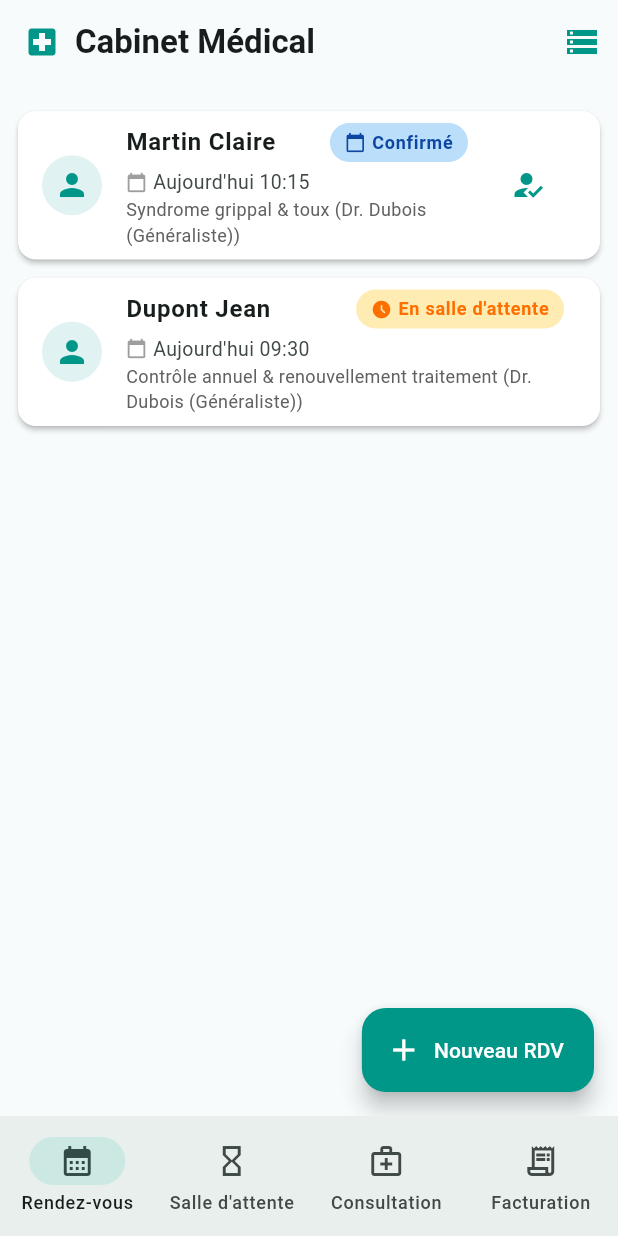
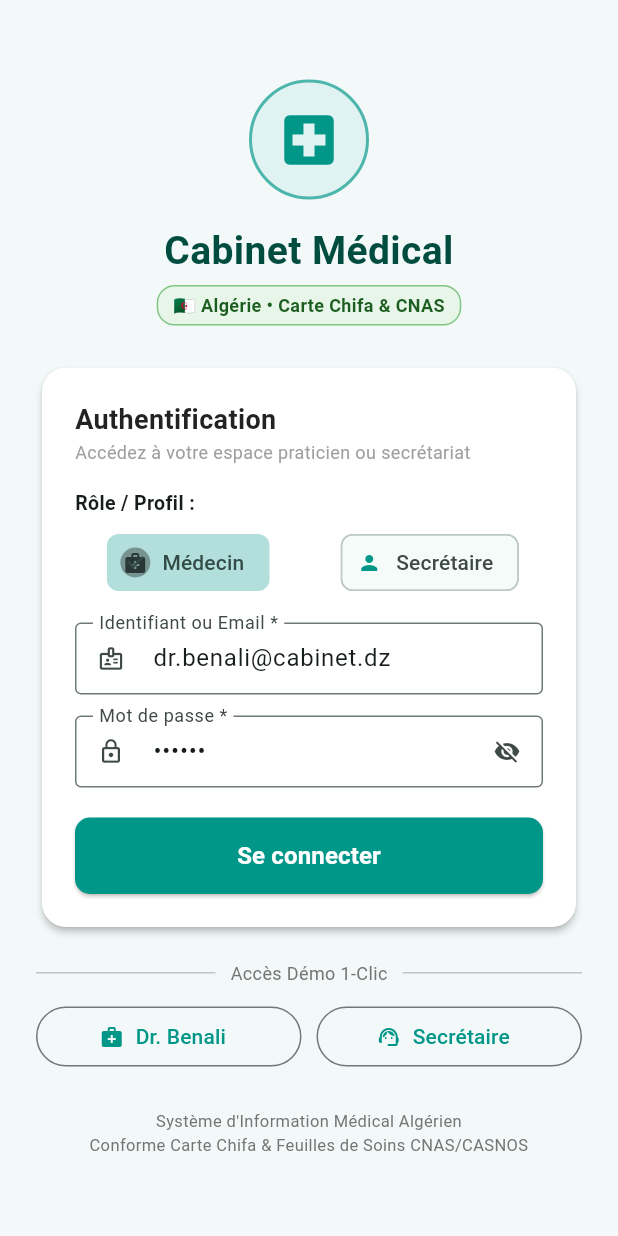
Before and after one commit to Mohking999/cabinet_medical, a Flutter app: the screen it shows after launch, on a phone screen of 412 x 824 dp. Run offline on Flutter 3.47's test engine with Material 3 defaults, Android fonts, the phone set to English and light mode, and no system bars; our stand-ins replace sqflite; accounts and stored records are empty; project files that could hold a hidden picture were left out.

Commit message:
feat: Ajout de la page Login et adaptation au système de santé algérien (Carte Chifa, CNAS/CASNOS, Dinars DA)

```diff
--- a/lib/database/database_helper.dart
+++ b/lib/database/database_helper.dart
@@ -91,21 +91,21 @@ class DatabaseHelper {
   }
 
   Future<void> _seedInitialData(Database db) async {
-    // Patients initiaux
+    // Patients initiaux (Contexte Algérie / CNAS / CASNOS)
     final p1 = Patient(
-      nom: 'Dupont',
-      prenom: 'Jean',
-      telephone: '06 12 34 56 78',
-      numeroSecu: '1 85 04 75 012 345 67',
+      nom: 'Bouzid',
+      prenom: 'Karim',
+      telephone: '05 50 12 34 56',
+      numeroSecu: '01 85 16 012 345 (CNAS)',
       dateNaissance: '14/04/1985',
-      antecedents: 'Hypertension artérielle, appendicectomie (2010)',
+      antecedents: 'Hypertension artérielle, appendicectomie',
       allergies: 'Pénicilline',
     );
     final p2 = Patient(
-      nom: 'Martin',
-      prenom: 'Claire',
-      telephone: '07 98 76 54 32',
-      numeroSecu: '2 92 11 69 456 789 12',
+      nom: 'Khelifi',
+      prenom: 'Amina',
+      telephone: '06 61 78 90 12',
+      numeroSecu: '02 92 31 456 789 (CASNOS)',
       dateNaissance: '22/11/1992',
       antecedents: 'Asthme modéré',
       allergies: 'Aucune allergie connue',
@@ -116,18 +116,18 @@ class DatabaseHelper {
     // Rendez-vous initiaux
     final r1 = RendezVous(
       patientId: p1Id,
-      nomPatient: 'Dupont Jean',
-      praticienNom: 'Dr. Dubois (Généraliste)',
+      nomPatient: 'Bouzid Karim',
+      praticienNom: 'Dr. Benali (Généraliste)',
       dateHeure: 'Aujourd\'hui 09:30',
-      motif: 'Contrôle annuel & renouvellement traitement',
+      motif: 'Contrôle tension & Renouvellement Chifa',
       statut: 'EN_SALLE_D_ATTENTE',
     );
     final r2 = RendezVous(
       patientId: p2Id,
-      nomPatient: 'Martin Claire',
-      praticienNom: 'Dr. Dubois (Généraliste)',
+      nomPatient: 'Khelifi Amina',
+      praticienNom: 'Dr. Benali (Généraliste)',
       dateHeure: 'Aujourd\'hui 10:15',
-      motif: 'Syndrome grippal & toux',
+      motif: 'Syndrome grippal & consultation',
       statut: 'CONFIRME',
     );
     await db.insert('rendez_vous', r1.toMap());
@@ -136,24 +136,24 @@ class DatabaseHelper {
     // Consultation initiale
     final c1 = Consultation(
       patientId: p1Id,
-      nomPatient: 'Dupont Jean',
+      nomPatient: 'Bouzid Karim',
       dateHeure: '24/11/2026 09:45',
       constantes: 'Tension: 13/8 - Pouls: 70 bpm - Température: 37.0°C',
       diagnostic: 'Stabilité de la tension artérielle. Bilan satisfaisant.',
-      observations: 'Bonne observance thérapeutique. À revoir dans 6 mois.',
-      ordonnanceMedicaments: 'Amlodipine 5mg : 1 comprimé le matin pendant 6 mois.',
+      observations: 'Bonne observance thérapeutique. À revoir dans 3 mois.',
+      ordonnanceMedicaments: 'Amlodipine 5mg : 1 comprimé le matin pendant 3 mois.',
     );
     final c1Id = await db.insert('consultations', c1.toMap());
 
-    // Facture initiale correspondante
+    // Facture initiale (Tarif en Dinars Algériens DA)
     final f1 = Facture(
       consultationId: c1Id,
-      nomPatient: 'Dupont Jean',
-      acteCode: 'G (Consultation de Médecine Générale)',
-      montantTotal: 26.50,
-      partRO: 18.55,
-      partRC: 7.95,
-      resteACharge: 7.95,
+      nomPatient: 'Bouzid Karim',
+      acteCode: 'Consultation de Médecine Générale',
+      montantTotal: 2000.00,
+      partRO: 1600.00, // Part CNAS Chifa (80%)
+      partRC: 0.00,
+      resteACharge: 400.00, // Part Assuré (20%)
       modePaiement: 'En attente',
       statut: 'EN_ATTENTE',
     );
--- a/lib/main.dart
+++ b/lib/main.dart
@@ -1,5 +1,5 @@
 import 'package:flutter/material.dart';
-import 'screens/home_screen.dart';
+import 'screens/login_screen.dart';
 
 void main() {
   WidgetsFlutterBinding.ensureInitialized();
@@ -12,7 +12,7 @@ class CabinetMedicalApp extends StatelessWidget {
   @override
   Widget build(BuildContext context) {
     return MaterialApp(
-      title: 'Cabinet Médical',
+      title: 'Cabinet Médical Algérie',
       debugShowCheckedModeBanner: false,
       theme: ThemeData(
         useMaterial3: true,
@@ -38,7 +38,7 @@ class CabinetMedicalApp extends StatelessWidget {
           ),
         ),
       ),
-      home: const HomeScreen(),
+      home: const LoginScreen(),
     );
   }
 }
--- /dev/null
+++ b/lib/screens/login_screen.dart
@@ -0,0 +1,319 @@
+import 'package:flutter/material.dart';
+import 'home_screen.dart';
+
+class LoginScreen extends StatefulWidget {
+  const LoginScreen({super.key});
+
+  @override
+  State<LoginScreen> createState() => _LoginScreenState();
+}
+
+class _LoginScreenState extends State<LoginScreen> {
+  final _formKey = GlobalKey<FormState>();
+  final _identifiantCtrl = TextEditingController(text: 'dr.benali@cabinet.dz');
+  final _passwordCtrl = TextEditingController(text: '123456');
+  bool _obscurePassword = true;
+  String _selectedRole = 'Médecin'; // 'Médecin' ou 'Secrétaire'
+  bool _isLoading = false;
+
+  @override
+  void dispose() {
+    _identifiantCtrl.dispose();
+    _passwordCtrl.dispose();
+    super.dispose();
+  }
+
+  void _seConnecter() async {
+    if (!(_formKey.currentState?.validate() ?? false)) return;
+
+    setState(() => _isLoading = true);
+    await Future.delayed(const Duration(milliseconds: 100));
+
+    if (!mounted) return;
+    setState(() => _isLoading = false);
+
+    final nomAffiche = _selectedRole == 'Médecin' ? 'Dr. Benali' : 'Secrétariat Médical';
+
+    Navigator.pushReplacement(
+      context,
+      MaterialPageRoute(
+        builder: (_) => HomeScreen(
+          nomUtilisateur: nomAffiche,
+          roleUtilisateur: _selectedRole,
+        ),
+      ),
+    );
+  }
+
+  void _connexionRapide(String role) {
+    setState(() {
+      _selectedRole = role;
+      if (role == 'Médecin') {
+        _identifiantCtrl.text = 'dr.benali@cabinet.dz';
+        _passwordCtrl.text = '123456';
+      } else {
+        _identifiantCtrl.text = 'secretaire@cabinet.dz';
+        _passwordCtrl.text = '123456';
+      }
+    });
+    _seConnecter();
+  }
+
+  @override
+  Widget build(BuildContext context) {
+    return Scaffold(
+      backgroundColor: const Color(0xFFF3F8F8),
+      body: SafeArea(
+        child: Center(
+          child: SingleChildScrollView(
+            padding: const EdgeInsets.symmetric(horizontal: 24, vertical: 16),
+            child: ConstrainedBox(
+              constraints: const BoxConstraints(maxWidth: 440),
+              child: Column(
+                mainAxisAlignment: MainAxisAlignment.center,
+                crossAxisAlignment: CrossAxisAlignment.stretch,
+                children: [
+                  // En-tête / Logo médical
+                  Center(
+                    child: Container(
+                      width: 80,
+                      height: 80,
+                      decoration: BoxDecoration(
+                        color: Colors.teal.shade50,
+                        shape: BoxShape.circle,
+                        border: Border.all(color: Colors.teal.shade300, width: 2),
+                      ),
+                      child: const Icon(
+                        Icons.local_hospital,
+                        size: 44,
+                        color: Colors.teal,
+                      ),
+                    ),
+                  ),
+                  const SizedBox(height: 16),
+                  const Text(
+                    'Cabinet Médical',
+                    textAlign: TextAlign.center,
+                    style: TextStyle(
+                      fontSize: 26,
+                      fontWeight: FontWeight.bold,
+                      color: Color(0xFF004D40),
+                    ),
+                  ),
+                  const SizedBox(height: 4),
+                  Center(
+                    child: Container(
+                      padding: const EdgeInsets.symmetric(horizontal: 10, vertical: 4),
+                      decoration: BoxDecoration(
+                        color: Colors.green.shade50,
+                        borderRadius: BorderRadius.circular(12),
+                        border: Border.all(color: Colors.green.shade300),
+                      ),
+                      child: Text(
+                        '🇩🇿 Algérie • Carte Chifa & CNAS',
+                        style: TextStyle(
+                          fontSize: 12,
+                          fontWeight: FontWeight.w600,
+                          color: Colors.green.shade900,
+                        ),
+                      ),
+                    ),
+                  ),
+                  const SizedBox(height: 24),
+
+                  // Carte de formulaire de connexion
+                  Card(
+                    elevation: 2,
+                    shape: RoundedRectangleBorder(borderRadius: BorderRadius.circular(16)),
+                    child: Padding(
+                      padding: const EdgeInsets.all(22),
+                      child: Form(
+                        key: _formKey,
+                        child: Column(
+                          crossAxisAlignment: CrossAxisAlignment.stretch,
+                          children: [
+                            const Text(
+                              'Authentification',
+                              style: TextStyle(
+                                fontSize: 18,
+                                fontWeight: FontWeight.bold,
+                                color: Colors.black87,
+                              ),
+                            ),
+                            const Text(
+                              'Accédez à votre espace praticien ou secrétariat',
+                              style: TextStyle(fontSize: 12, color: Colors.grey),
+                            ),
+                            const SizedBox(height: 16),
+
+                            // Sélecteur de rôle (Médecin ou Secrétaire)
+                            const Text(
+                              'Rôle / Profil :',
+                              style: TextStyle(fontWeight: FontWeight.w600, fontSize: 13),
+                            ),
+                            const SizedBox(height: 6),
+                            Row(
+                              children: [
+                                Expanded(
+                                  child: ChoiceChip(
+                                    avatar: const Icon(Icons.medical_services, size: 16),
+                                    label: const Text('Médecin'),
+                                    selected: _selectedRole == 'Médecin',
+                                    onSelected: (selected) {
+                                      if (selected) {
+                                        setState(() {
+                                          _selectedRole = 'Médecin';
+                                          _identifiantCtrl.text = 'dr.benali@cabinet.dz';
+                                        });
+                                      }
+                                    },
+                                    selectedColor: Colors.teal.shade100,
+                                  ),
+                                ),
+                                const SizedBox(width: 10),
+                                Expanded(
+                                  child: ChoiceChip(
+                                    avatar: const Icon(Icons.person, size: 16),
+                                    label: const Text('Secrétaire'),
+                                    selected: _selectedRole == 'Secrétaire',
+                                    onSelected: (selected) {
+                                      if (selected) {
+                                        setState(() {
+                                          _selectedRole = 'Secrétaire';
+                                          _identifiantCtrl.text = 'secretaire@cabinet.dz';
+                                        });
+                                      }
+                                    },
+                                    selectedColor: Colors.teal.shade100,
+                                  ),
+                                ),
+                              ],
+                            ),
+                            const SizedBox(height: 16),
+
+                            // Champ Identifiant / Email
+                            TextFormField(
+                              controller: _identifiantCtrl,
+                              keyboardType: TextInputType.emailAddress,
+                              decoration: const InputDecoration(
+                                labelText: 'Identifiant ou Email *',
+                                prefixIcon: Icon(Icons.badge_outlined),
+                                border: OutlineInputBorder(),
+                                isDense: true,
+                              ),
+                              validator: (val) {
+                                if (val == null || val.trim().isEmpty) {
+                                  return 'Veuillez saisir votre identifiant';
+                                }
+                                return null;
+                              },
+                            ),
+                            const SizedBox(height: 14),
+
+                            // Champ Mot de passe
+                            TextFormField(
+                              controller: _passwordCtrl,
+                              obscureText: _obscurePassword,
+                              decoration: InputDecoration(
+                                labelText: 'Mot de passe *',
+                                prefixIcon: const Icon(Icons.lock_outline),
+                                border: const OutlineInputBorder(),
+                                isDense: true,
+                                suffixIcon: IconButton(
+                                  icon: Icon(
+                                    _obscurePassword ? Icons.visibility_off : Icons.visibility,
+                                  ),
+                                  onPressed: () {
+                                    setState(() => _obscurePassword = !_obscurePassword);
+                                  },
+                                ),
+                              ),
+                              validator: (val) {
+                                if (val == null || val.trim().isEmpty) {
+                                  return 'Veuillez saisir votre mot de passe';
+                                }
+                                return null;
+                              },
+                            ),
+                            const SizedBox(height: 20),
+
+                            // Bouton Se connecter
+                            ElevatedButton(
+                              style: ElevatedButton.styleFrom(
+                                backgroundColor: Colors.teal,
+                                foregroundColor: Colors.white,
+                                padding: const EdgeInsets.symmetric(vertical: 14),
+                                shape: RoundedRectangleBorder(borderRadius: BorderRadius.circular(10)),
+                              ),
+                              onPressed: _isLoading ? null : _seConnecter,
+                              child: _isLoading
+                                  ? const SizedBox(
+                                      height: 20,
+                                      width: 20,
+                                      child: CircularProgressIndicator(color: Colors.white, strokeWidth: 2),
+                                    )
+                                  : const Text(
+                                      'Se connecter',
+                                      style: TextStyle(fontSize: 16, fontWeight: FontWeight.bold),
+                                    ),
+                            ),
+                          ],
+                        ),
+                      ),
+                    ),
+                  ),
+
+                  const SizedBox(height: 18),
+
+                  // Accès rapide de démonstration
+                  Row(
+                    children: [
+                      const Expanded(child: Divider()),
+                      Padding(
+                        padding: const EdgeInsets.symmetric(horizontal: 10),
+                        child: Text(
+                          'Accès Démo 1-Clic',
+                          style: TextStyle(fontSize: 12, color: Colors.grey.shade600),
+                        ),
+                      ),
+                      const Expanded(child: Divider()),
+                    ],
+                  ),
+                  const SizedBox(height: 10),
+                  Row(
+                    children: [
+                      Expanded(
+                        child: OutlinedButton.icon(
+                          icon: const Icon(Icons.medical_services, size: 16),
+                          label: const Text('Dr. Benali'),
+                          onPressed: () => _connexionRapide('Médecin'),
+                        ),
+                      ),
+                      const SizedBox(width: 10),
+                      Expanded(
+                        child: OutlinedButton.icon(
+                          icon: const Icon(Icons.support_agent, size: 16),
+                          label: const Text('Secrétaire'),
+                          onPressed: () => _connexionRapide('Secrétaire'),
+                        ),
+                      ),
+                    ],
+                  ),
+
+                  const SizedBox(height: 24),
+                  Center(
+                    child: Text(
+                      'Système d\'Information Médical Algérien\nConforme Carte Chifa & Feuilles de Soins CNAS/CASNOS',
+                      textAlign: TextAlign.center,
+                      style: TextStyle(fontSize: 11, color: Colors.grey.shade600),
+                    ),
+                  ),
+                ],
+              ),
+            ),
+          ),
+        ),
+      ),
+    );
+  }
+}
--- a/lib/screens/rendez_vous_tab.dart
+++ b/lib/screens/rendez_vous_tab.dart
@@ -43,7 +43,7 @@ class _RendezVousTabState extends State<RendezVousTab> {
     final formKey = GlobalKey<FormState>();
     int? selectedPatientId = patients.isNotEmpty ? patients.first.id : null;
     String patientNom = patients.isNotEmpty ? patients.first.nomComplet : '';
-    String praticien = 'Dr. Dubois (Généraliste)';
+    String praticien = 'Dr. Benali (Généraliste)';
     String motif = 'Consultation générale';
     DateTime selectedDate = DateTime.now();
     TimeOfDay selectedTime = const TimeOfDay(hour: 10, minute: 0);
@@ -123,7 +123,7 @@ class _RendezVousTabState extends State<RendezVousTab> {
                         ),
                         TextFormField(
                           controller: secuCtrl,
-                          decoration: const InputDecoration(labelText: 'N° Sécurité Sociale (NIR)'),
+                          decoration: const InputDecoration(labelText: 'N° Sécurité Sociale (NSS Chifa / CNAS / CASNOS)'),
                         ),
                         const SizedBox(height: 10),
                       ] else ...[
@@ -150,12 +150,12 @@ class _RendezVousTabState extends State<RendezVousTab> {
                         decoration: const InputDecoration(labelText: 'Médecin Praticien'),
                         items: const [
                           DropdownMenuItem(
-                            value: 'Dr. Dubois (Généraliste)',
-                            child: Text('Dr. Dubois (Généraliste)'),
+                            value: 'Dr. Benali (Généraliste)',
+                            child: Text('Dr. Benali (Généraliste)'),
                           ),
                           DropdownMenuItem(
-                            value: 'Dr. Martin (Pédiatre)',
-                            child: Text('Dr. Martin (Pédiatre)'),
+                            value: 'Dr. Mansouri (Spécialiste)',
+                            child: Text('Dr. Mansouri (Spécialiste)'),
                           ),
                         ],
                         onChanged: (v) => praticien = v ?? praticien,
--- a/lib/screens/salle_attente_tab.dart
+++ b/lib/screens/salle_attente_tab.dart
@@ -40,7 +40,7 @@ class _SalleAttenteTabState extends State<SalleAttenteTab> {
     }
   }
 
-  void _simulerLectureCarteVitale() async {
+  void _simulerLectureCarteChifa() async {
     final tous = await _repo.getRendezVous();
     final confirmes = tous.where((r) => r.statut == 'CONFIRME').toList();
 
@@ -63,14 +63,14 @@ class _SalleAttenteTabState extends State<SalleAttenteTab> {
             children: [
               Icon(Icons.credit_card, color: Colors.green),
               SizedBox(width: 8),
-              Text('Lecture Carte Vitale'),
+              Text('Lecture Carte Chifa (الشفاء)'),
             ],
           ),
           content: Column(
             mainAxisSize: MainAxisSize.min,
             crossAxisAlignment: CrossAxisAlignment.start,
             children: [
-              const Text('Sélectionnez le patient qui vient de présenter sa Carte Vitale :'),
+              const Text('Sélectionnez le patient qui vient de présenter sa Carte Chifa (CNAS/CASNOS) :'),
               const SizedBox(height: 12),
               ...confirmes.map((r) => ListTile(
                     dense: true,
@@ -86,7 +86,7 @@ class _SalleAttenteTabState extends State<SalleAttenteTab> {
                       ScaffoldMessenger.of(context).showSnackBar(
                         SnackBar(
                           backgroundColor: Colors.green.shade800,
-                          content: Text('Carte Vitale validée pour ${r.nomPatient} ! Placé en salle d\'attente.'),
+                          content: Text('Carte Chifa validée pour ${r.nomPatient} ! Placé en salle d\'attente.'),
                         ),
                       );
                     },
@@ -134,8 +134,8 @@ class _SalleAttenteTabState extends State<SalleAttenteTab> {
                           foregroundColor: Colors.white,
                         ),
                         icon: const Icon(Icons.contactless, size: 18),
-                        label: const Text('Carte Vitale'),
-                        onPressed: _simulerLectureCarteVitale,
+                        label: const Text('Carte Chifa'),
+                        onPressed: _simulerLectureCarteChifa,
                       ),
                     ],
                   ),
--- a/lib/widgets/badge_statut.dart
+++ b/lib/widgets/badge_statut.dart
@@ -35,7 +35,7 @@ class BadgeStatut extends StatelessWidget {
       case 'CLOTUREE_TIERS_PAYANT':
         bg = Colors.teal.shade100;
         fg = Colors.teal.shade900;
-        libelle = '100% ALD / Tiers-Payant';
+        libelle = '100% Chifa / CNAS';
         icon = Icons.verified_user;
         break;
       case 'ANNULE':
```
Also changed, not shown: lib/screens/consultation_tab.dart (+6 -6 lines), lib/screens/facturation_tab.dart (+16 -17 lines), lib/screens/home_screen.dart (+62 -7 lines), 1 other file.
